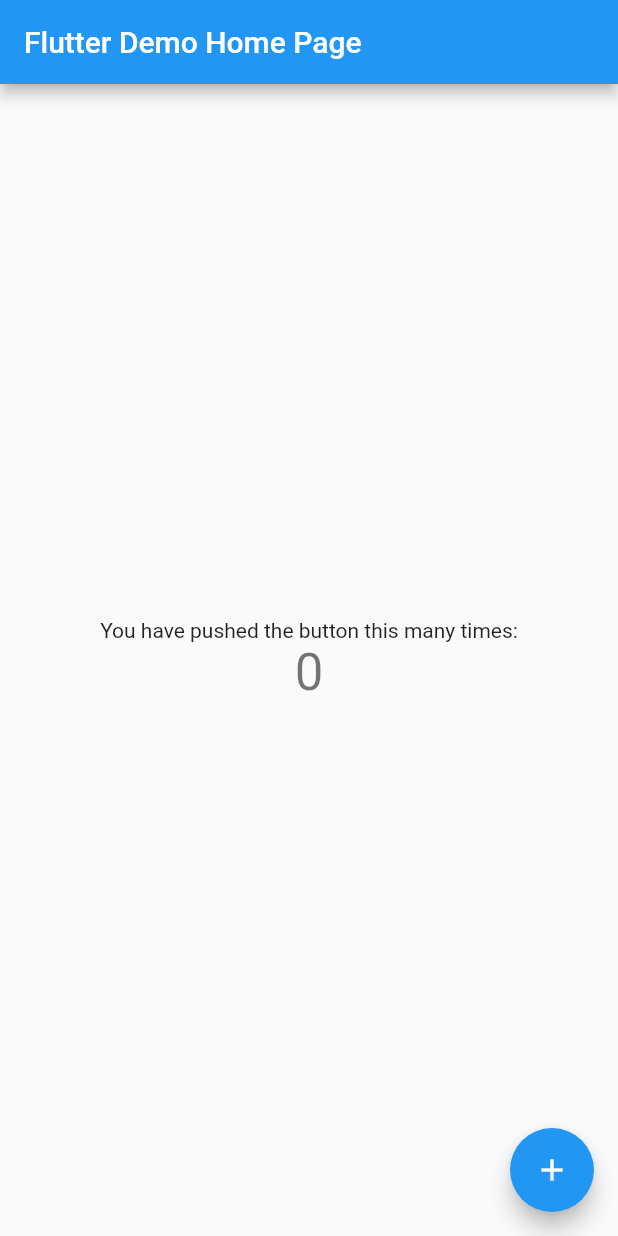
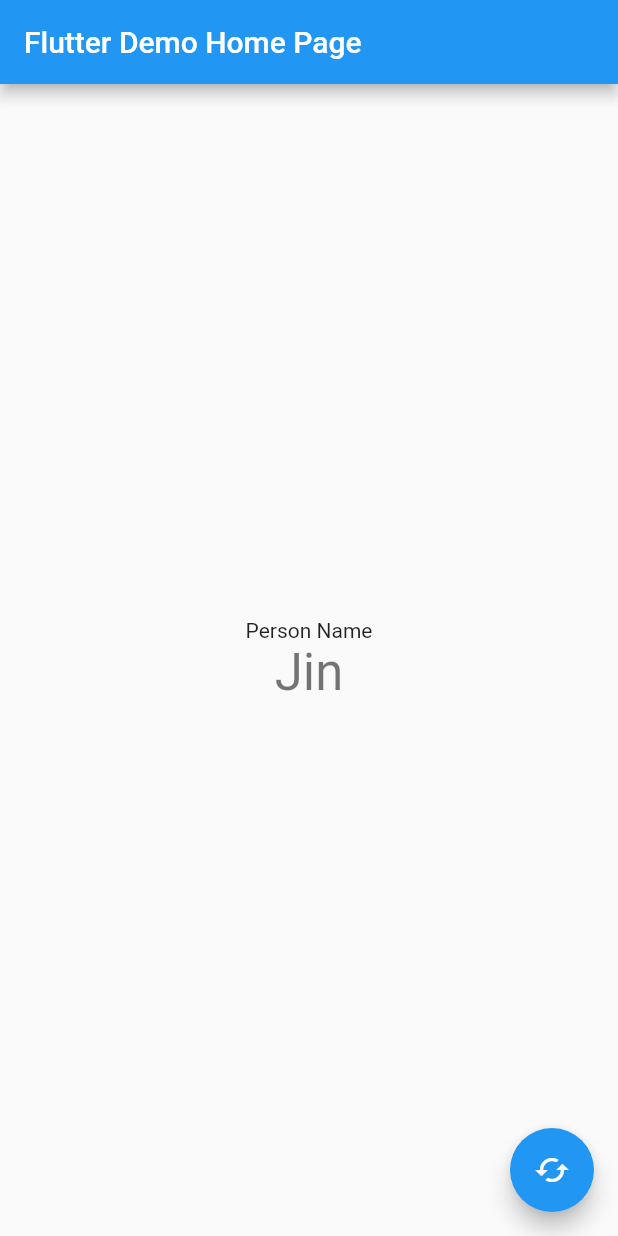
Before and after one commit to JosephNK/dart_object_extension, a Flutter app: the screen it shows after launch, on a phone screen of 412 x 824 dp. Run offline on Flutter 3.47's test engine with Material 2 defaults, Android fonts, the phone set to English and light mode, and no system bars; missing offline and left inert: analyzer, build, source_gen.

Commit message:
Remove comment.

```diff
--- a/example/lib/main.dart
+++ b/example/lib/main.dart
@@ -1,4 +1,6 @@
 import 'package:flutter/material.dart';
+
+import 'models/person.dart';
 
 void main() {
   runApp(const MyApp());
@@ -7,21 +9,11 @@ void main() {
 class MyApp extends StatelessWidget {
   const MyApp({Key? key}) : super(key: key);
 
-  // This widget is the root of your application.
   @override
   Widget build(BuildContext context) {
     return MaterialApp(
       title: 'Flutter Demo',
       theme: ThemeData(
-        // This is the theme of your application.
-        //
-        // Try running your application with "flutter run". You'll see the
-        // application has a blue toolbar. Then, without quitting the app, try
-        // changing the primarySwatch below to Colors.green and then invoke
-        // "hot reload" (press "r" in the console where you ran "flutter run",
-        // or simply save your changes to "hot reload" in a Flutter IDE).
-        // Notice that the counter didn't reset back to zero; the application
-        // is not restarted.
         primarySwatch: Colors.blue,
       ),
       home: const MyHomePage(title: 'Flutter Demo Home Page'),
@@ -32,15 +24,6 @@ class MyApp extends StatelessWidget {
 class MyHomePage extends StatefulWidget {
   const MyHomePage({Key? key, required this.title}) : super(key: key);
 
-  // This widget is the home page of your application. It is stateful, meaning
-  // that it has a State object (defined below) that contains fields that affect
-  // how it looks.
-
-  // This class is the configuration for the state. It holds the values (in this
-  // case the title) provided by the parent (in this case the App widget) and
-  // used by the build method of the State. Fields in a Widget subclass are
-  // always marked "final".
-
   final String title;
 
   @override
@@ -48,58 +31,37 @@ class MyHomePage extends StatefulWidget {
 }
 
 class _MyHomePageState extends State<MyHomePage> {
-  int _counter = 0;
+  Person _person = const Person(id: 0, name: 'Jin');
+
+  @override
+  void initState() {
+    super.initState();
+  }
 
   void _incrementCounter() {
     setState(() {
-      // This call to setState tells the Flutter framework that something has
-      // changed in this State, which causes it to rerun the build method below
-      // so that the display can reflect the updated values. If we changed
-      // _counter without calling setState(), then the build method would not be
-      // called again, and so nothing would appear to happen.
-      _counter++;
+      _person = _person.copyWith(
+        name: () => 'Sugar',
+        age: () => 25,
+      );
     });
   }
 
   @override
   Widget build(BuildContext context) {
-    // This method is rerun every time setState is called, for instance as done
-    // by the _incrementCounter method above.
-    //
-    // The Flutter framework has been optimized to make rerunning build methods
-    // fast, so that you can just rebuild anything that needs updating rather
-    // than having to individually change instances of widgets.
     return Scaffold(
       appBar: AppBar(
-        // Here we take the value from the MyHomePage object that was created by
-        // the App.build method, and use it to set our appbar title.
         title: Text(widget.title),
       ),
       body: Center(
-        // Center is a layout widget. It takes a single child and positions it
-        // in the middle of the parent.
         child: Column(
-          // Column is also a layout widget. It takes a list of children and
-          // arranges them vertically. By default, it sizes itself to fit its
-          // children horizontally, and tries to be as tall as its parent.
-          //
-          // Invoke "debug painting" (press "p" in the console, choose the
-          // "Toggle Debug Paint" action from the Flutter Inspector in Android
-          // Studio, or the "Toggle Debug Paint" command in Visual Studio Code)
-          // to see the wireframe for each widget.
-          //
-          // Column has various properties to control how it sizes itself and
-          // how it positions its children. Here we use mainAxisAlignment to
-          // center the children vertically; the main axis here is the vertical
-          // axis because Columns are vertical (the cross axis would be
-          // horizontal).
           mainAxisAlignment: MainAxisAlignment.center,
           children: <Widget>[
             const Text(
-              'You have pushed the button this many times:',
+              'Person Name',
             ),
             Text(
-              '$_counter',
+              _person.name,
               style: Theme.of(context).textTheme.headline4,
             ),
           ],
@@ -107,9 +69,9 @@ class _MyHomePageState extends State<MyHomePage> {
       ),
       floatingActionButton: FloatingActionButton(
         onPressed: _incrementCounter,
-        tooltip: 'Increment',
-        child: const Icon(Icons.add),
-      ), // This trailing comma makes auto-formatting nicer for build methods.
+        tooltip: 'Change',
+        child: const Icon(Icons.cached),
+      ),
     );
   }
 }
```
Also changed, not shown: example/pubspec.lock.
